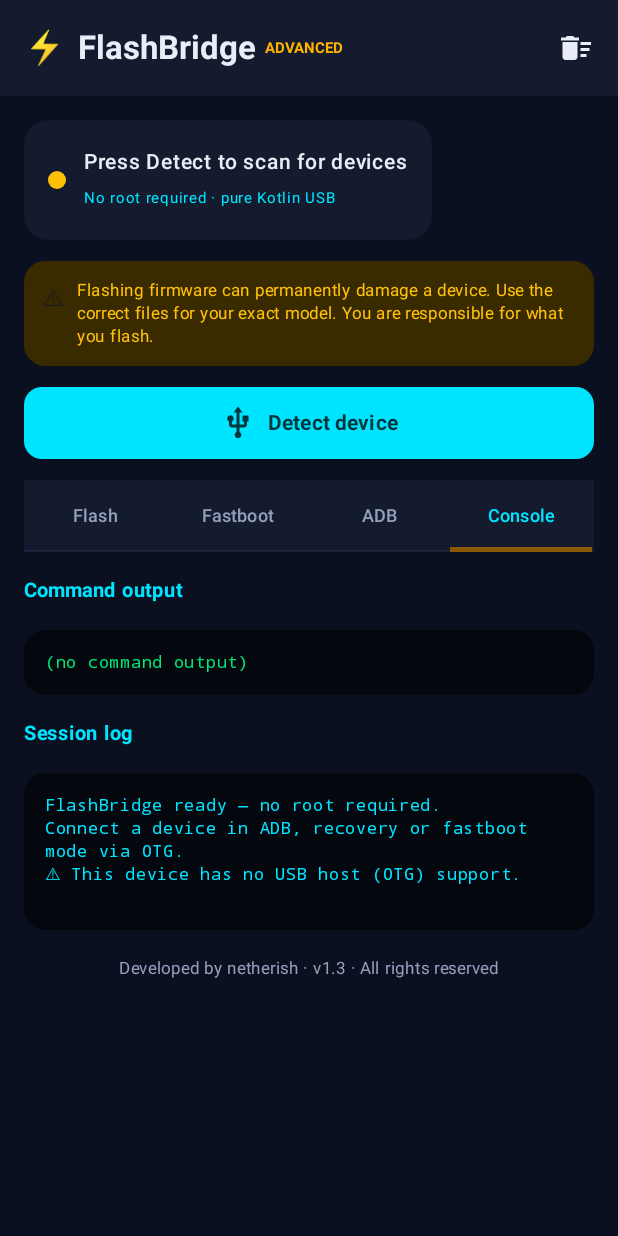
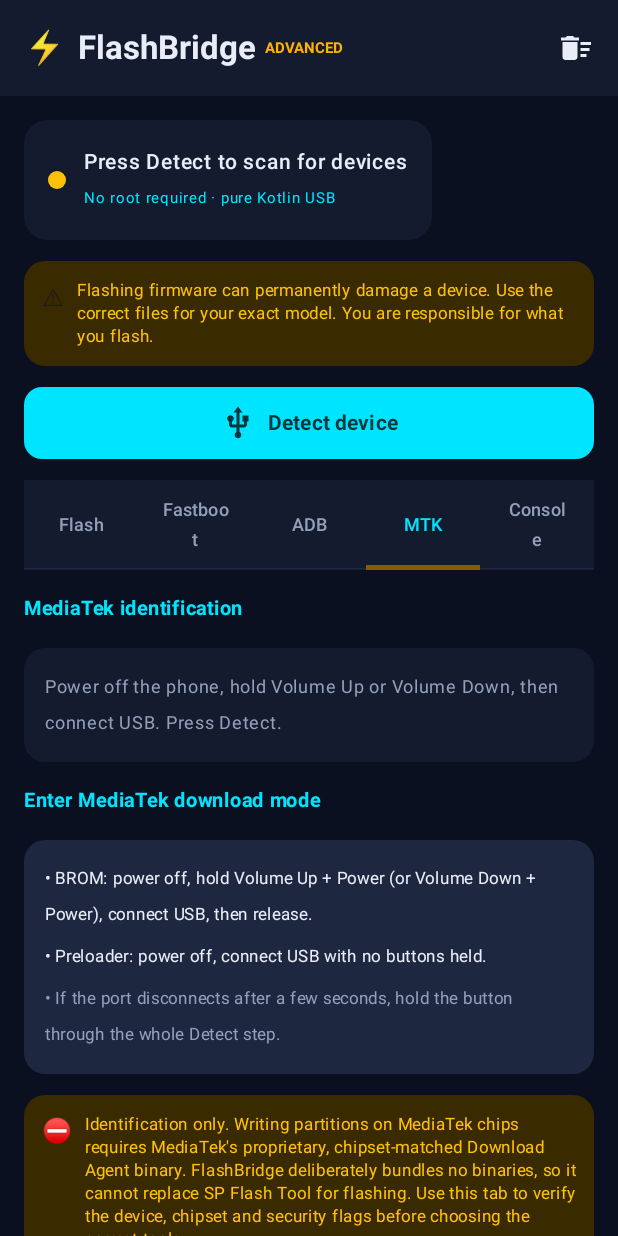
Before and after one commit to netherish/FlashBridge, an Android app built with Jetpack Compose: the screen it shows after launch (MainActivity), tab 4 chosen, on a phone screen of 412 x 824 dp. Run offline under Robolectric (Android 15) with nearby library versions, the phone set to English and light mode, and no system bars.

Commit message:
v1.4: MediaTek BROM/preloader detection and chipset/security identification

```diff
--- a/app/build.gradle.kts
+++ b/app/build.gradle.kts
@@ -12,8 +12,8 @@ android {
         applicationId = "com.netherish.flashbridge"
         minSdk = 26
         targetSdk = 36
-        versionCode = 4
-        versionName = "1.3"
+        versionCode = 5
+        versionName = "1.4"
     }
 
     buildTypes {
--- a/app/src/main/java/com/netherish/flashbridge/ui/FlashBridgeScreen.kt
+++ b/app/src/main/java/com/netherish/flashbridge/ui/FlashBridgeScreen.kt
@@ -21,6 +21,7 @@ import androidx.compose.ui.unit.dp
 import androidx.compose.ui.unit.sp
 import com.netherish.flashbridge.core.AdbState
 import com.netherish.flashbridge.core.FileUtils
+import com.netherish.flashbridge.core.MtkState
 import com.netherish.flashbridge.core.UsbState
 import com.netherish.flashbridge.ui.theme.*
 
@@ -30,6 +31,7 @@ fun FlashBridgeScreen(vm: MainViewModel, onPickFiles: () -> Unit) {
     val state by vm.state.collectAsState()
     val usbStatus by vm.usbStatus.collectAsState()
     val adbStatus by vm.adbStatus.collectAsState()
+    val mtkStatus by vm.mtkStatus.collectAsState()
 
     var tab by remember { mutableIntStateOf(0) }
     var confirm by remember { mutableStateOf<Pair<String, () -> Unit>?>(null) }
@@ -73,7 +75,11 @@ fun FlashBridgeScreen(vm: MainViewModel, onPickFiles: () -> Unit) {
                     mode = state.deviceMode,
                     usbStatus = usbStatus,
                     adbStatus = adbStatus,
-                    info = state.adbModel.ifEmpty { state.deviceInfo.lines().firstOrNull() ?: "" },
+                    info = when (state.deviceMode) {
+                        DeviceMode.MTK -> state.mtkInfo?.chipName ?: ""
+                        else -> state.adbModel.ifEmpty { state.deviceInfo.lines().firstOrNull() ?: "" }
+                    },
+                    mtkStatus = mtkStatus,
                 )
 
                 Card(colors = CardDefaults.cardColors(containerColor = Color(0xFF3A2A00)), shape = RoundedCornerShape(14.dp)) {
@@ -104,7 +110,7 @@ fun FlashBridgeScreen(vm: MainViewModel, onPickFiles: () -> Unit) {
                     contentColor = Cyan,
                     divider = { HorizontalDivider(color = SurfaceHigh) },
                 ) {
-                    listOf("Flash", "Fastboot", "ADB", "Console").forEachIndexed { i, title ->
+                    listOf("Flash", "Fastboot", "ADB", "MTK", "Console").forEachIndexed { i, title ->
                         Tab(
                             selected = tab == i,
                             onClick = { tab = i },
@@ -120,11 +126,12 @@ fun FlashBridgeScreen(vm: MainViewModel, onPickFiles: () -> Unit) {
                     1 -> FastbootTab(state, vm, busy) { title, action -> confirm = title to action }
                     2 -> AdbTab(state, vm, busy, shellCmd, { shellCmd = it },
                         pushPath = pushPath, onPushPath = { pushPath = it })
-                    3 -> ConsoleTab(state)
+                    3 -> MtkTab(state, mtkStatus)
+                    4 -> ConsoleTab(state)
                 }
 
                 Text(
-                    "Developed by netherish · v1.3 · All rights reserved",
+                    "Developed by netherish · v1.4 · All rights reserved",
                     color = TextMuted, fontSize = 11.sp,
                     modifier = Modifier.align(Alignment.CenterHorizontally).padding(bottom = 8.dp),
                 )
@@ -426,6 +433,79 @@ private fun AdbTab(
     }
 }
 
+// ---- MTK tab -------------------------------------------------------------
+
+@Composable
+private fun MtkTab(state: UiState, mtkStatus: MtkState) {
+    val info = state.mtkInfo
+
+    SectionTitle("MediaTek identification")
+    Card(colors = CardDefaults.cardColors(containerColor = Surface), shape = RoundedCornerShape(14.dp)) {
+        Column(Modifier.padding(14.dp), verticalArrangement = Arrangement.spacedBy(6.dp)) {
+            if (info != null) {
+                val rows = listOf(
+                    "Chipset" to info.chipName,
+                    "HW code" to "0x%04X".format(info.hwCode),
+                    "HW version" to "0x%04X".format(info.hwVer),
+                    "HW subcode" to "0x%04X".format(info.hwSubCode),
+                    "SW version" to "0x%04X".format(info.swVer),
+                    "BL version" to if (info.blVer >= 0) "0x%02X".format(info.blVer) else "n/a",
+                    "BROM version" to if (info.bromVer >= 0) "0x%02X".format(info.bromVer) else "n/a",
+                    "Mode" to if (info.isBrom) "BROM" else "Preloader",
+                    "USB VID/PID" to "0x%04X:0x%04X".format(info.usb.vendorId, info.usb.productId),
+                )
+                rows.forEach { (k, v) ->
+                    Row(Modifier.fillMaxWidth()) {
+                        Text(k, color = TextMuted, fontSize = 11.sp, modifier = Modifier.weight(1f))
+                        Text(v, color = TextPrimary, fontSize = 11.sp, fontFamily = FontFamily.Monospace)
+                    }
+                }
+            } else {
+                val msg = when (mtkStatus) {
+                    is MtkState.NoDevice -> mtkStatus.message
+                    is MtkState.Error -> mtkStatus.message
+                    is MtkState.NeedPermission -> "Approve USB permission, then Detect again"
+                    else -> "Power off the phone, hold Volume Up or Volume Down, then connect USB. Press Detect."
+                }
+                Text(msg, color = TextMuted, fontSize = 12.sp)
+            }
+        }
+    }
+
+    if (info != null) {
+        SectionTitle("Security configuration")
+        Card(colors = CardDefaults.cardColors(containerColor = Surface), shape = RoundedCornerShape(14.dp)) {
+            Text(info.security, color = Warning, fontFamily = FontFamily.Monospace, fontSize = 11.sp,
+                modifier = Modifier.padding(14.dp))
+        }
+    }
+
+    SectionTitle("Enter MediaTek download mode")
+    Card(colors = CardDefaults.cardColors(containerColor = SurfaceHigh), shape = RoundedCornerShape(14.dp)) {
+        Column(Modifier.padding(14.dp), verticalArrangement = Arrangement.spacedBy(4.dp)) {
+            Text("• BROM: power off, hold Volume Up + Power (or Volume Down + Power), connect USB, then release.",
+                color = TextPrimary, fontSize = 11.sp)
+            Text("• Preloader: power off, connect USB with no buttons held.",
+                color = TextPrimary, fontSize = 11.sp)
+            Text("• If the port disconnects after a few seconds, hold the button through the whole Detect step.",
+                color = TextMuted, fontSize = 11.sp)
+        }
+    }
+
+    Card(colors = CardDefaults.cardColors(containerColor = Color(0xFF3A2A00)), shape = RoundedCornerShape(14.dp)) {
+        Row(Modifier.padding(12.dp), verticalAlignment = Alignment.Top) {
+            Text("⛔", fontSize = 16.sp)
+            Spacer(Modifier.width(8.dp))
+            Text(
+                "Identification only. Writing partitions on MediaTek chips requires MediaTek's proprietary, chipset-matched Download Agent binary. " +
+                    "FlashBridge deliberately bundles no binaries, so it cannot replace SP Flash Tool for flashing. " +
+                    "Use this tab to verify the device, chipset and security flags before choosing the correct tools.",
+                color = Warning, fontSize = 11.sp, lineHeight = 15.sp,
+            )
+        }
+    }
+}
+
 // ---- Console tab ---------------------------------------------------------
 
 @Composable
@@ -451,16 +531,25 @@ private fun ConsoleTab(state: UiState) {
 // ---- Shared composables --------------------------------------------------
 
 @Composable
-private fun StatusCard(mode: DeviceMode, usbStatus: UsbState, adbStatus: AdbState, info: String) {
+private fun StatusCard(
+    mode: DeviceMode,
+    usbStatus: UsbState,
+    adbStatus: AdbState,
+    mtkStatus: MtkState,
+    info: String,
+) {
     val (color, title) = when (mode) {
         DeviceMode.FASTBOOT -> Success to "Fastboot connected ✓"
         DeviceMode.ADB -> Cyan to "ADB connected ✓"
         DeviceMode.RECOVERY -> Amber to "Recovery / sideload ✓"
+        DeviceMode.MTK -> Amber to "MediaTek device identified ✓"
         DeviceMode.NONE -> {
             val problem = when {
                 adbStatus is AdbState.NeedPermission || usbStatus is UsbState.NeedPermission -> "Approve the USB prompt"
                 adbStatus is AdbState.Error -> adbStatus.message
                 usbStatus is UsbState.Error -> usbStatus.message
+                mtkStatus is MtkState.Error -> mtkStatus.message
+                mtkStatus is MtkState.NeedPermission -> "Approve the MTK USB prompt"
                 adbStatus is AdbState.NoDevice && usbStatus is UsbState.NoDevice ->
                     "No ADB/fastboot device — check OTG cable and mode"
                 else -> "Press Detect to scan for devices"
--- a/app/src/main/java/com/netherish/flashbridge/ui/MainViewModel.kt
+++ b/app/src/main/java/com/netherish/flashbridge/ui/MainViewModel.kt
@@ -8,6 +8,9 @@ import com.netherish.flashbridge.core.AdbState
 import com.netherish.flashbridge.core.AdbUsb
 import com.netherish.flashbridge.core.FastbootUsb
 import com.netherish.flashbridge.core.FileUtils
+import com.netherish.flashbridge.core.MtkInfo
+import com.netherish.flashbridge.core.MtkState
+import com.netherish.flashbridge.core.MtkUsb
 import com.netherish.flashbridge.core.UsbInfo
 import com.netherish.flashbridge.core.UsbState
 import kotlinx.coroutines.Dispatchers
@@ -17,7 +20,7 @@ import kotlinx.coroutines.launch
 import kotlinx.coroutines.withContext
 
 enum class Busy { None, Running }
-enum class DeviceMode { NONE, FASTBOOT, ADB, RECOVERY }
+enum class DeviceMode { NONE, FASTBOOT, ADB, RECOVERY, MTK }
 
 data class FlashItem(
     val id: Long,
@@ -37,6 +40,7 @@ data class UiState(
     val terminal: String = "",
     val progress: String = "",
     val lastResultOk: Boolean? = null,
+    val mtkInfo: MtkInfo? = null,
     val queue: List<FlashItem> = emptyList(),
     val defaultPartition: String = "boot",
     val selectedFile: String = "",
@@ -47,11 +51,14 @@ class MainViewModel(app: Application) : AndroidViewModel(app) {
 
     private val fastboot = FastbootUsb(app)
     private val adb = AdbUsb(app)
+    private val mtk = MtkUsb(app)
 
     val usbStatus: StateFlow<UsbState> = fastboot.status
     val adbStatus: StateFlow<AdbState> = adb.status
+    val mtkStatus: StateFlow<MtkState> = mtk.status
     val usbDevice: StateFlow<UsbInfo?> = fastboot.deviceInfo
     val adbDevice: StateFlow<UsbInfo?> = adb.deviceInfo
+    val mtkInfo: StateFlow<MtkInfo?> = mtk.info
 
     private val _state = MutableStateFlow(UiState())
     val state: StateFlow<UiState> = _state
@@ -78,6 +85,24 @@ class MainViewModel(app: Application) : AndroidViewModel(app) {
                 }
             }
         }
+        viewModelScope.launch {
+            mtk.status.collect { st ->
+                when (st) {
+                    is MtkState.Connected -> {
+                        val i = st.info
+                        _state.value = _state.value.copy(
+                            deviceMode = DeviceMode.MTK,
+                            mtkInfo = i,
+                        )
+                        append("✓ MediaTek device: ${i.chipName}")
+                        append("HW code 0x%04X · HW ver 0x%04X · BROM ${i.bromVer}".format(i.hwCode, i.hwVer))
+                    }
+                    is MtkState.NeedPermission -> append("Approve the USB permission prompt for the MTK device")
+                    is MtkState.Error -> append("⚠ MTK: ${st.message}")
+                    else -> {}
+                }
+            }
+        }
     }
 
     // ---- Discovery -------------------------------------------------------
@@ -86,16 +111,22 @@ class MainViewModel(app: Application) : AndroidViewModel(app) {
         append("Scanning USB…")
         fastboot.close()
         adb.close()
+        mtk.close()
         _state.value = _state.value.copy(
             deviceMode = DeviceMode.NONE,
             adbModel = "",
             deviceInfo = "",
+            mtkInfo = null,
         )
 
         fastboot.scan()
         when (fastboot.status.value) {
             is UsbState.NeedPermission, is UsbState.Connected -> return
             else -> adb.scan()
+        }
+        when (adb.status.value) {
+            is AdbState.NeedPermission, is AdbState.Connected -> return
+            else -> mtk.scan()
         }
     }
 
@@ -362,5 +393,6 @@ class MainViewModel(app: Application) : AndroidViewModel(app) {
         super.onCleared()
         fastboot.dispose()
         adb.dispose()
+        mtk.dispose()
     }
 }
```
Also changed, not shown: app/src/main/java/com/netherish/flashbridge/core/MtkUsb.kt (added, +364 -0 lines), 2 other files.
